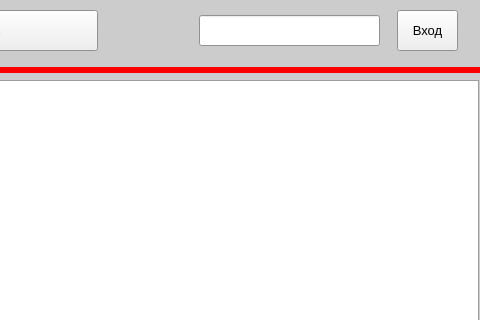
AnGREATern/kanbaner, file main.ui: the form before one commit; both pictures show x 803 to 1283 and y 0 to 320 of the 1283 by 841 pixel window.
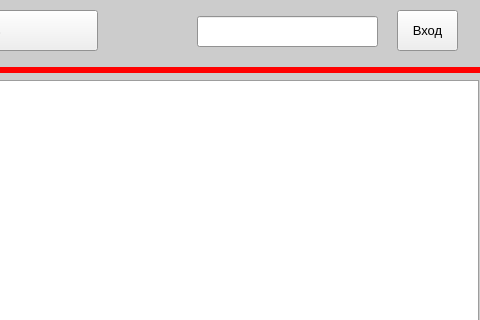
The form after the commit.

Commit message: Авторизация

What changed in the file:
```diff
--- a/main.ui
+++ b/main.ui
@@ -422,8 +422,8 @@
    <widget class="QLineEdit" name="le_login">
     <property name="geometry">
      <rect>
-      <x>1002</x>
-      <y>15</y>
+      <x>1000</x>
+      <y>16</y>
       <width>181</width>
       <height>31</height>
      </rect>
```
Left out of the diff: 18 changed lines with no effect on the pictures. The commit also changes 1 other file.
